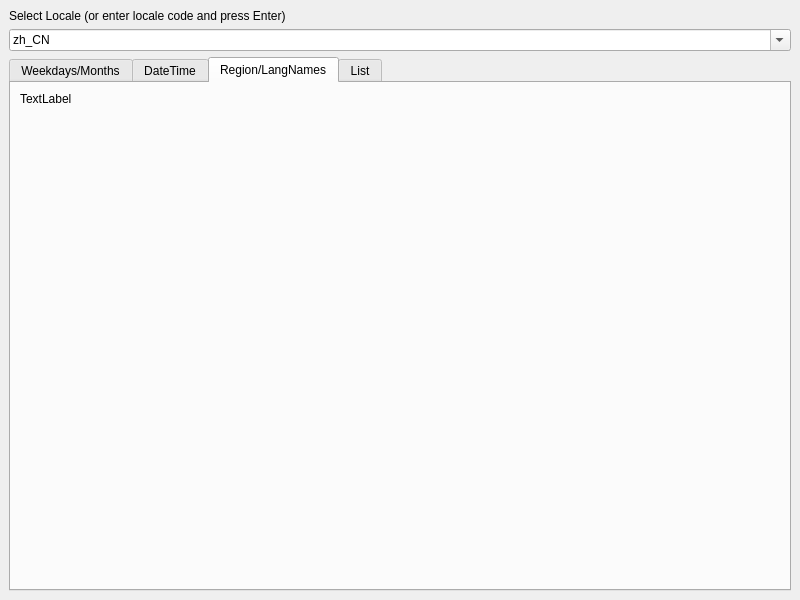
Qt form mainwindow.ui (BLumia/locale-kitchensink) before a commit.
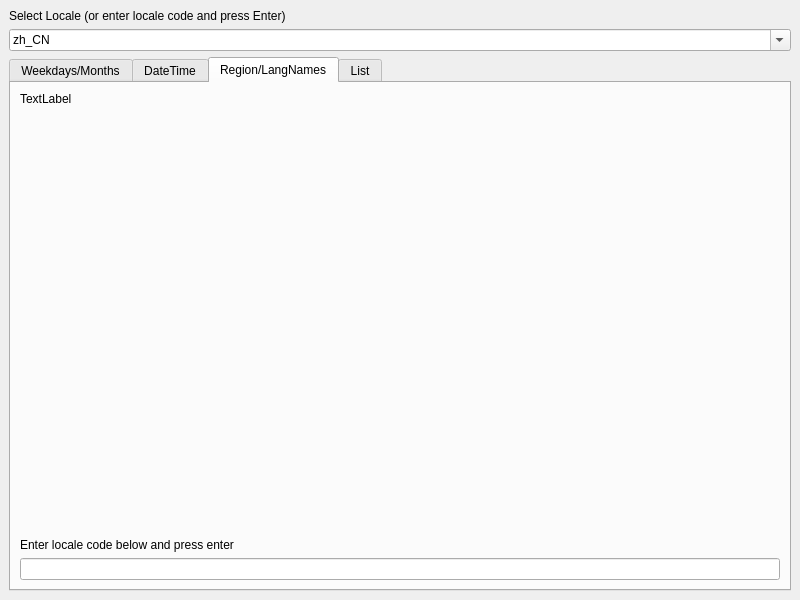
The same form after that commit. The open tabs and pages were chosen to show the change.

Diff of the .ui file:
```diff
--- a/mainwindow.ui
+++ b/mainwindow.ui
@@ -167,6 +167,19 @@
           </property>
          </spacer>
         </item>
+        <item>
+         <widget class="QLabel" name="testLocaleNameLabel">
+          <property name="text">
+           <string>Enter locale code below and press enter</string>
+          </property>
+          <property name="textInteractionFlags">
+           <set>Qt::TextInteractionFlag::LinksAccessibleByMouse|Qt::TextInteractionFlag::TextSelectableByMouse</set>
+          </property>
+         </widget>
+        </item>
+        <item>
+         <widget class="QLineEdit" name="lineEdit"/>
+        </item>
        </layout>
       </widget>
       <widget class="QWidget" name="tab_4">
```
